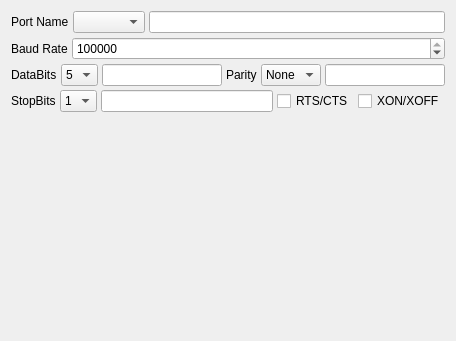
Before: the Qt Designer form src/sessionoptions/sessionoptionsserialproperties.ui in QQxiaoming/quardCRT, drawn with Qt 5.
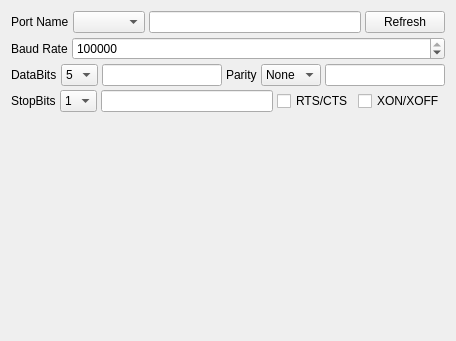
After: the same form once the commit is applied.

Commit message: Add a refresh serial port button in the serial port selection page

The edit to the form file:
```diff
--- a/src/sessionoptions/sessionoptionsserialproperties.ui
+++ b/src/sessionoptions/sessionoptionsserialproperties.ui
@@ -38,6 +38,19 @@
      <item>
       <widget class="QLineEdit" name="lineEditReadOnlyPortName"/>
      </item>
+     <item>
+      <widget class="QPushButton" name="pushButtonRefresh">
+       <property name="sizePolicy">
+        <sizepolicy hsizetype="Fixed" vsizetype="Fixed">
+         <horstretch>0</horstretch>
+         <verstretch>0</verstretch>
+        </sizepolicy>
+       </property>
+       <property name="text">
+        <string>Refresh</string>
+       </property>
+      </widget>
+     </item>
     </layout>
    </item>
    <item>
```
The commit also changes 6 other files.
